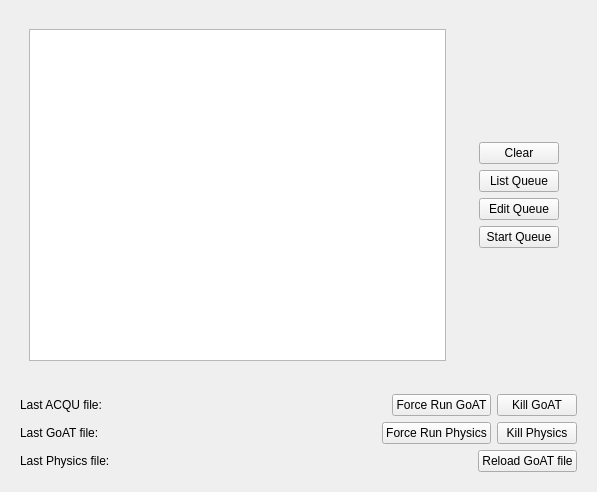
Qt form tablog.ui (A2-Collaboration-dev/GoAT_GUI) before a commit.
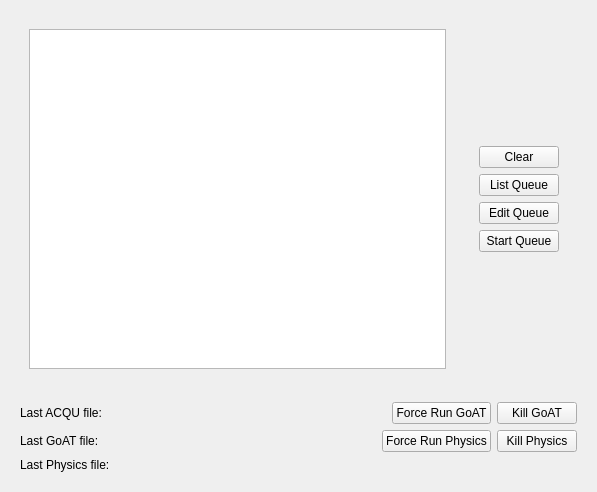
The same form after that commit.

Patch:
```diff
--- a/tablog.ui
+++ b/tablog.ui
@@ -223,19 +223,6 @@
           </property>
          </widget>
         </item>
-        <item>
-         <widget class="QPushButton" name="buttonGoATFile">
-          <property name="sizePolicy">
-           <sizepolicy hsizetype="Fixed" vsizetype="Fixed">
-            <horstretch>0</horstretch>
-            <verstretch>0</verstretch>
-           </sizepolicy>
-          </property>
-          <property name="text">
-           <string>Reload GoAT file</string>
-          </property>
-         </widget>
-        </item>
        </layout>
       </item>
      </layout>
```
Left out of the diff: 24 changed lines with no effect on the pictures.
